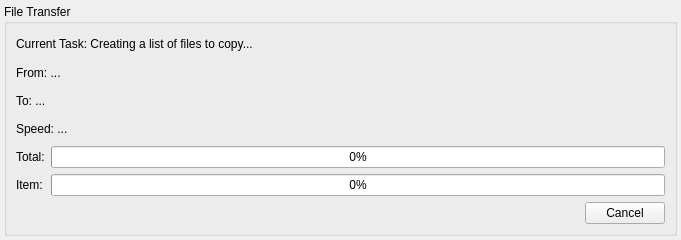
First picture: the form in source/client/ui/file_transfer/file_transfer_widget.ui, repository SammyEnigma/aspia, before the edit.
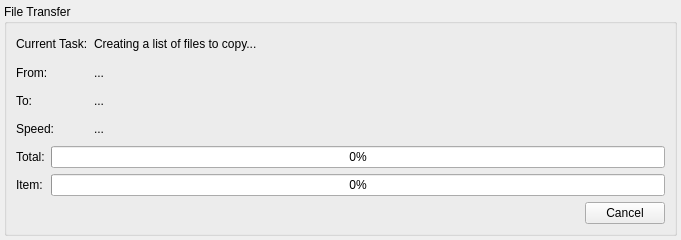
Second picture: the form after the edit.

What changed in the file:
```diff
--- a/source/client/ui/file_transfer/file_transfer_widget.ui
+++ b/source/client/ui/file_transfer/file_transfer_widget.ui
@@ -36,32 +36,88 @@
      </property>
      <layout class="QVBoxLayout" name="verticalLayout">
       <item>
+       <layout class="QGridLayout" name="gridLayout">
+        <item row="0" column="0">
+         <widget class="QLabel" name="label_task_title">
+          <property name="text">
+           <string>Current Task:</string>
+          </property>
+         </widget>
+        </item>
+        <item row="0" column="1">
        <widget class="QLabel" name="label_task">
+          <property name="sizePolicy">
+           <sizepolicy hsizetype="Expanding" vsizetype="Preferred">
+            <horstretch>1</horstretch>
+            <verstretch>0</verstretch>
+           </sizepolicy>
+          </property>
         <property name="text">
-         <string>Current Task: Creating a list of files to copy...</string>
+           <string>Creating a list of files to copy...</string>
         </property>
        </widget>
       </item>
-      <item>
+        <item row="1" column="0">
+         <widget class="QLabel" name="label_source_title">
+          <property name="text">
+           <string>From:</string>
+          </property>
+         </widget>
+        </item>
+        <item row="1" column="1">
        <widget class="QLabel" name="label_source">
+          <property name="sizePolicy">
+           <sizepolicy hsizetype="Expanding" vsizetype="Preferred">
+            <horstretch>1</horstretch>
+            <verstretch>0</verstretch>
+           </sizepolicy>
+          </property>
         <property name="text">
-         <string>From: ...</string>
+           <string>...</string>
         </property>
        </widget>
       </item>
-      <item>
+        <item row="2" column="0">
+         <widget class="QLabel" name="label_target_title">
+          <property name="text">
+           <string>To:</string>
+          </property>
+         </widget>
+        </item>
+        <item row="2" column="1">
        <widget class="QLabel" name="label_target">
+          <property name="sizePolicy">
+           <sizepolicy hsizetype="Expanding" vsizetype="Preferred">
+            <horstretch>1</horstretch>
+            <verstretch>0</verstretch>
+           </sizepolicy>
+          </property>
         <property name="text">
-         <string>To: ...</string>
+           <string>...</string>
         </property>
        </widget>
       </item>
-      <item>
+        <item row="3" column="0">
+         <widget class="QLabel" name="label_speed_title">
+          <property name="text">
+           <string>Speed:</string>
+          </property>
+         </widget>
+        </item>
+        <item row="3" column="1">
        <widget class="QLabel" name="label_speed">
+          <property name="sizePolicy">
+           <sizepolicy hsizetype="Expanding" vsizetype="Preferred">
+            <horstretch>1</horstretch>
+            <verstretch>0</verstretch>
+           </sizepolicy>
+          </property>
         <property name="text">
-         <string>Speed: ...</string>
-        </property>
-       </widget>
+           <string>...</string>
+          </property>
+         </widget>
+        </item>
+       </layout>
       </item>
       <item>
        <layout class="QHBoxLayout" name="horizontalLayout">
```
Lines whose indentation alone changed are shown as unchanged.
